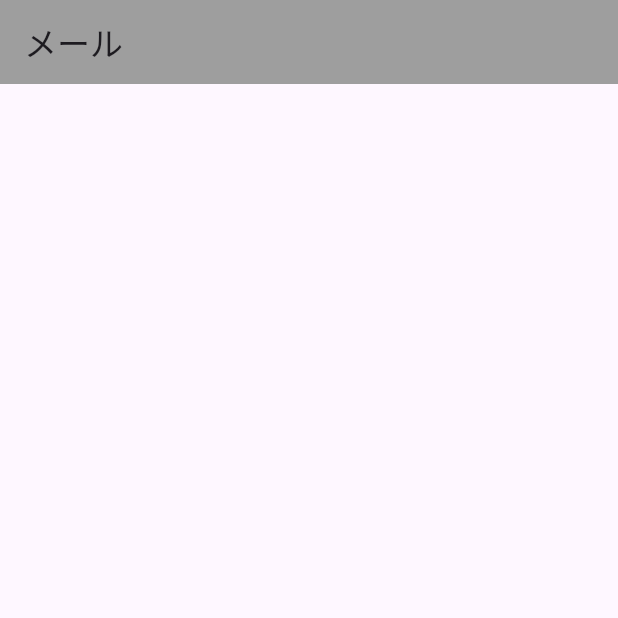
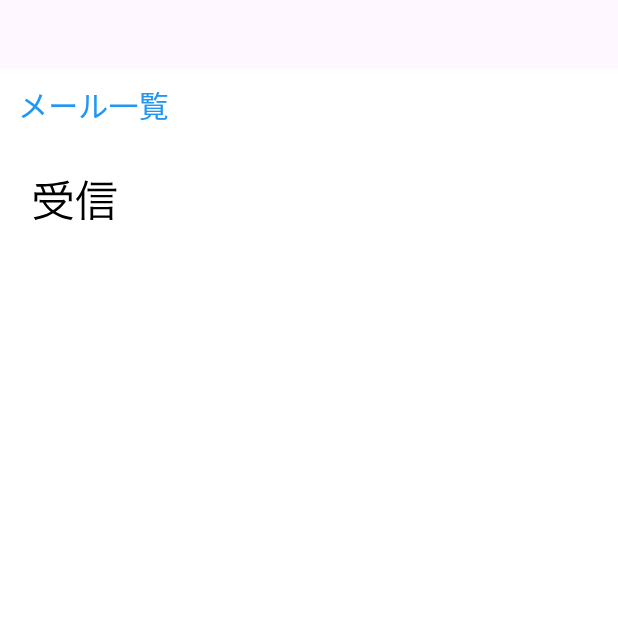
Before and after one commit to Tgacky-tech/pckapp2, a Flutter app: the screen1 screen opened by its route, on a phone screen of 412 x 824 dp, the top half of it. Run offline on Flutter 3.47's test engine with Material 3 defaults, Android fonts, the phone set to English and light mode, and no system bars; our stand-ins replace flutter_svg, go_router.

Commit message:
svg画像を利用できるようにしたのとメール画面少し作った

```diff
--- a/lib/1_screen.dart
+++ b/lib/1_screen.dart
@@ -1,17 +1,46 @@
 import 'package:flutter/material.dart';
 import 'package:go_router/go_router.dart';
+import 'package:flutter_svg/flutter_svg.dart';
 
 class screen1 extends StatelessWidget {
   const screen1({super.key});
 
   @override
   Widget build(BuildContext context) {
-    final appBar = AppBar(
-      backgroundColor: Colors.grey,
-      title: const Text('メール'),
-    );
     return Scaffold(
-      appBar: appBar,
-    );
+        body: Center(
+          child: AspectRatio(
+            aspectRatio: 9/ 16,
+              child: Container(
+                color: Colors.white,
+              child: Column(
+                crossAxisAlignment: CrossAxisAlignment.start,
+                children: <Widget>[
+                  TextButton(
+                    onPressed: () {
+                      Navigator.of(context).pop();
+                      // ボタンが押された時の処理
+                    },
+                    child: Text('メール一覧',
+                      style: TextStyle(
+                      fontSize: 20,
+                    ),
+                    ),
+                    style:TextButton.styleFrom(foregroundColor: Colors.blue),
+                  ),
+                  Container(
+                    width: 100,
+                    height: 80,
+                    child: SvgPicture.asset(
+                      'images/受信.svg',
+                      width: 400,
+                    )
+                  ),
+                ],
+              ),
+          ),
+          ),
+        ),
+      );
   }
 }
--- a/pubspec.yaml
+++ b/pubspec.yaml
@@ -36,6 +36,7 @@ dependencies:
   # The following adds the Cupertino Icons font to your application.
   # Use with the CupertinoIcons class for iOS style icons.
   cupertino_icons: ^1.0.6
+  flutter_svg: ^2.0.10+1
 
 dev_dependencies:
   flutter_test:
@@ -58,7 +59,8 @@ flutter:
   # included with your application, so that you can use the icons in
   # the material Icons class.
   uses-material-design: true
-
+  assets:
+    - images/
   # To add assets to your application, add an assets section, like this:
   # assets:
   #   - images/a_dot_burr.jpeg
```
Also changed, not shown: images/受信.svg (added), pubspec.lock.
